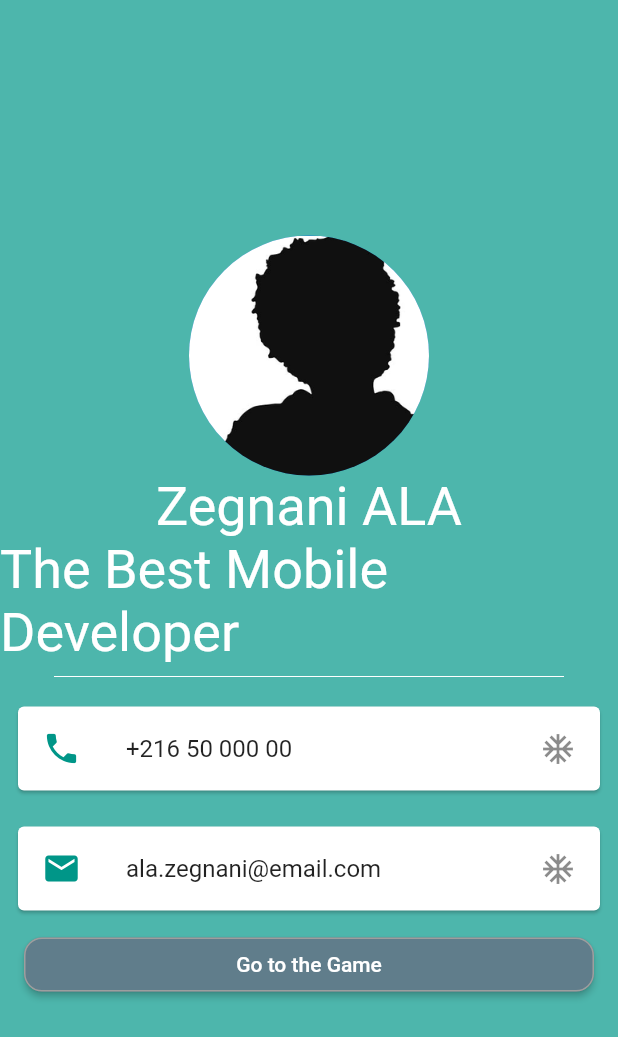
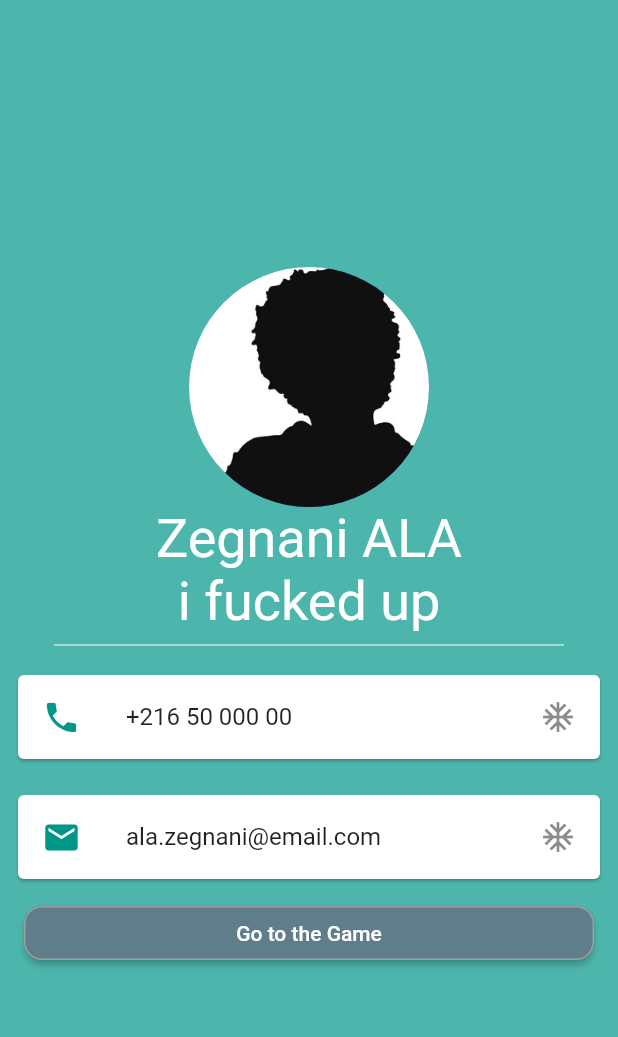
Before and after one commit to AlaZegnani/TestApp_FluttSahbi, a Flutter app: the screen it shows after launch, on a phone screen of 412 x 824 dp. Shown: the top 1037 px of the screen. Run offline on Flutter 3.47's test engine with Material 2 defaults, Android fonts, the phone set to English and light mode, and no system bars; our stand-ins replace google_fonts.

Commit message:
updated my text

```diff
--- a/lib/main.dart
+++ b/lib/main.dart
@@ -26,7 +26,7 @@ class MyApp extends StatelessWidget {
             children: [
               comp.myAvatar(),
               comp.myText("Zegnani ALA", comp.myStyle),
-              comp.myText("The Best Mobile Developer", comp.myStyle),
+              comp.myText("i fucked up", comp.myStyle),
               comp.myDivider(),
               comp.myCard("+216 50 000 00", Icons.phone, 26),
               comp.myCard("ala.zegnani@email.com", Icons.email, 26),
--- a/pubspec.yaml
+++ b/pubspec.yaml
@@ -46,6 +46,7 @@ flutter:
   # To add assets to your application, add an assets section, like this:
   assets:
     - images/
+    - images/fatcha.png
   #   - images/a_dot_ham.jpeg
 
   # An image asset can refer to one or more resolution-specific "variants", see
```
